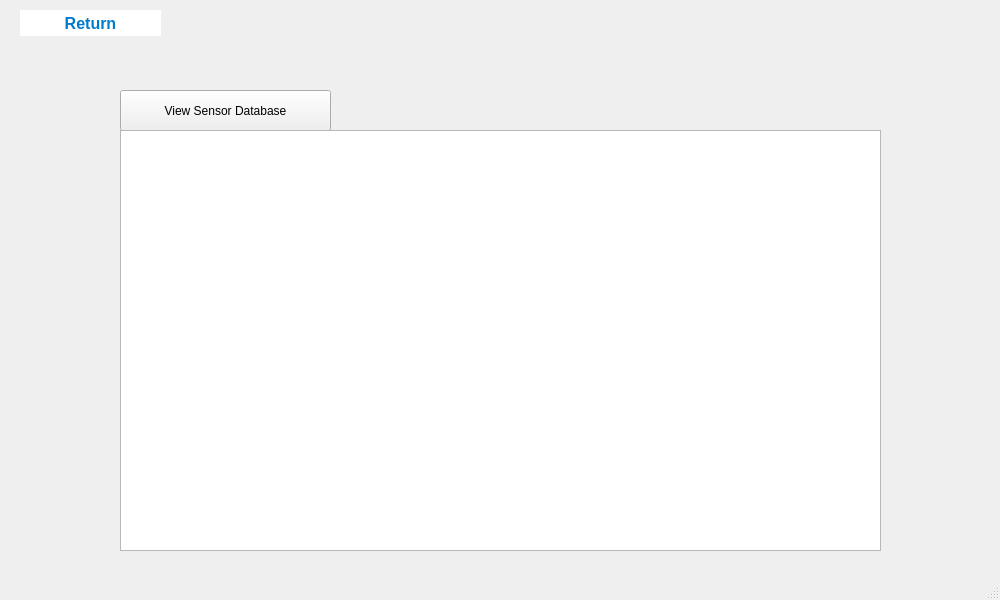
Old version of the form PI-Edificio/viewdatabasewindow.ui in the repository QuiannZo/Intelligent_Building.
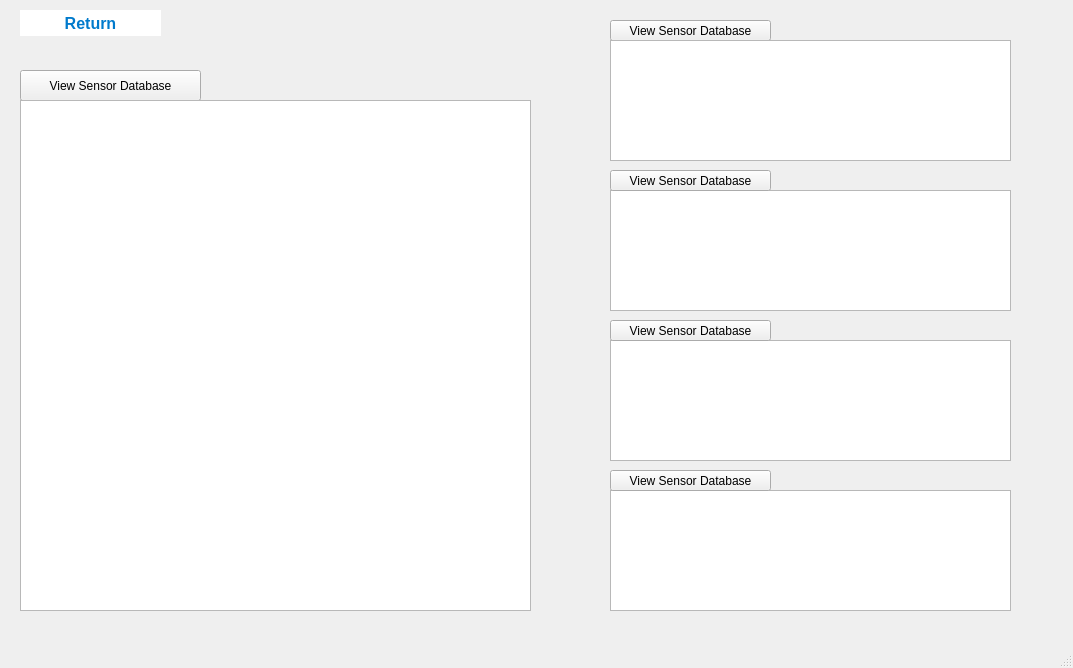
New version of the form.

Patch:
```diff
--- a/PI-Edificio/viewdatabasewindow.ui
+++ b/PI-Edificio/viewdatabasewindow.ui
@@ -6,8 +6,8 @@
    <rect>
     <x>0</x>
     <y>0</y>
-    <width>1000</width>
-    <height>600</height>
+    <width>1073</width>
+    <height>668</height>
    </rect>
   </property>
   <property name="windowTitle">
@@ -17,10 +17,10 @@
    <widget class="QPushButton" name="pushButton8">
     <property name="geometry">
      <rect>
-      <x>120</x>
-      <y>90</y>
-      <width>211</width>
-      <height>41</height>
+      <x>20</x>
+      <y>70</y>
+      <width>181</width>
+      <height>31</height>
      </rect>
     </property>
     <property name="styleSheet">
@@ -72,10 +72,130 @@
    <widget class="QTableWidget" name="tableWidget">
     <property name="geometry">
      <rect>
-      <x>120</x>
-      <y>130</y>
-      <width>761</width>
-      <height>421</height>
+      <x>20</x>
+      <y>100</y>
+      <width>511</width>
+      <height>511</height>
+     </rect>
+    </property>
+   </widget>
+   <widget class="QGraphicsView" name="graphicsView">
+    <property name="geometry">
+     <rect>
+      <x>610</x>
+      <y>190</y>
+      <width>401</width>
+      <height>121</height>
+     </rect>
+    </property>
+   </widget>
+   <widget class="QGraphicsView" name="graphicsView_2">
+    <property name="geometry">
+     <rect>
+      <x>610</x>
+      <y>340</y>
+      <width>401</width>
+      <height>121</height>
+     </rect>
+    </property>
+   </widget>
+   <widget class="QGraphicsView" name="graphicsView_3">
+    <property name="geometry">
+     <rect>
+      <x>610</x>
+      <y>490</y>
+      <width>401</width>
+      <height>121</height>
+     </rect>
+    </property>
+   </widget>
+   <widget class="QPushButton" name="pushButton8_2">
+    <property name="geometry">
+     <rect>
+      <x>610</x>
+      <y>170</y>
+      <width>161</width>
+      <height>21</height>
+     </rect>
+    </property>
+    <property name="styleSheet">
+     <string notr="true">background-color: #32383D;
+                                  color: white;
+                                  }
+                                  QPushButton:pressed {
+                                  background-color: rgba(255, 255, 255, 0.2);</string>
+    </property>
+    <property name="text">
+     <string>View Sensor Database</string>
+    </property>
+   </widget>
+   <widget class="QPushButton" name="pushButton8_3">
+    <property name="geometry">
+     <rect>
+      <x>610</x>
+      <y>320</y>
+      <width>161</width>
+      <height>21</height>
+     </rect>
+    </property>
+    <property name="styleSheet">
+     <string notr="true">background-color: #32383D;
+                                  color: white;
+                                  }
+                                  QPushButton:pressed {
+                                  background-color: rgba(255, 255, 255, 0.2);</string>
+    </property>
+    <property name="text">
+     <string>View Sensor Database</string>
+    </property>
+   </widget>
+   <widget class="QPushButton" name="pushButton8_4">
+    <property name="geometry">
+     <rect>
+      <x>610</x>
+      <y>470</y>
+      <width>161</width>
+      <height>21</height>
+     </rect>
+    </property>
+    <property name="styleSheet">
+     <string notr="true">background-color: #32383D;
+                                  color: white;
+                                  }
+                                  QPushButton:pressed {
+                                  background-color: rgba(255, 255, 255, 0.2);</string>
+    </property>
+    <property name="text">
+     <string>View Sensor Database</string>
+    </property>
+   </widget>
+   <widget class="QPushButton" name="pushButton8_5">
+    <property name="geometry">
+     <rect>
+      <x>610</x>
+      <y>20</y>
+      <width>161</width>
+      <height>21</height>
+     </rect>
+    </property>
+    <property name="styleSheet">
+     <string notr="true">background-color: #32383D;
+                                  color: white;
+                                  }
+                                  QPushButton:pressed {
+                                  background-color: rgba(255, 255, 255, 0.2);</string>
+    </property>
+    <property name="text">
+     <string>View Sensor Database</string>
+    </property>
+   </widget>
+   <widget class="QGraphicsView" name="graphicsView_4">
+    <property name="geometry">
+     <rect>
+      <x>610</x>
+      <y>40</y>
+      <width>401</width>
+      <height>121</height>
      </rect>
     </property>
    </widget>
```
Left out of the diff: 4 changed lines with no effect on the pictures.
